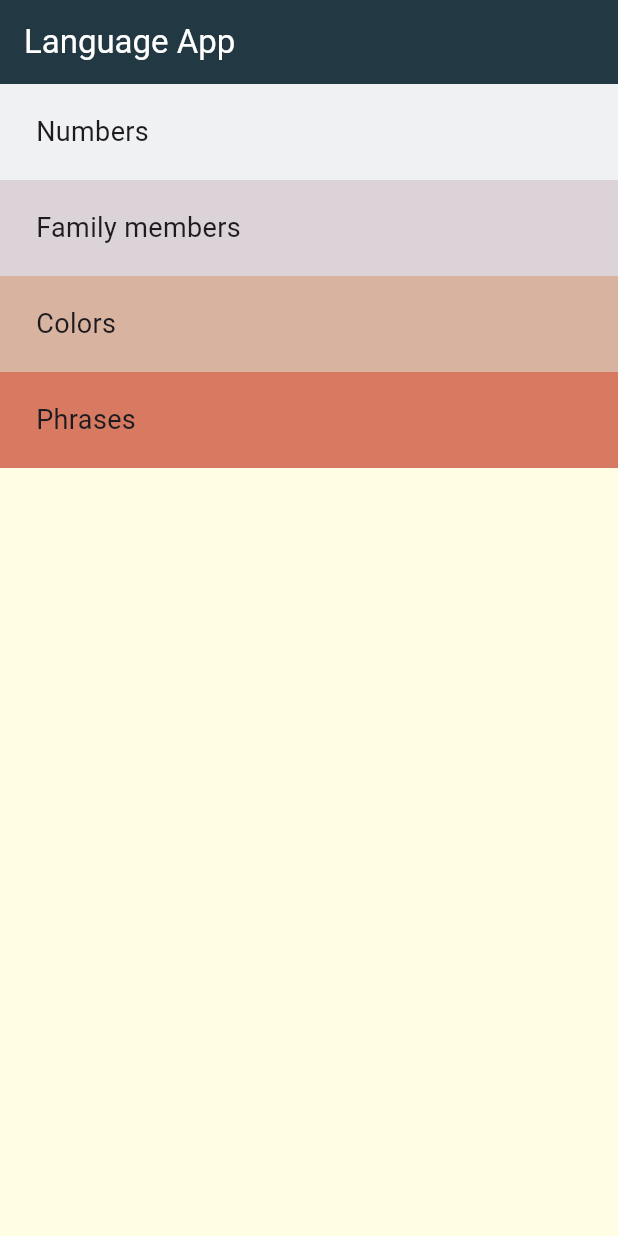
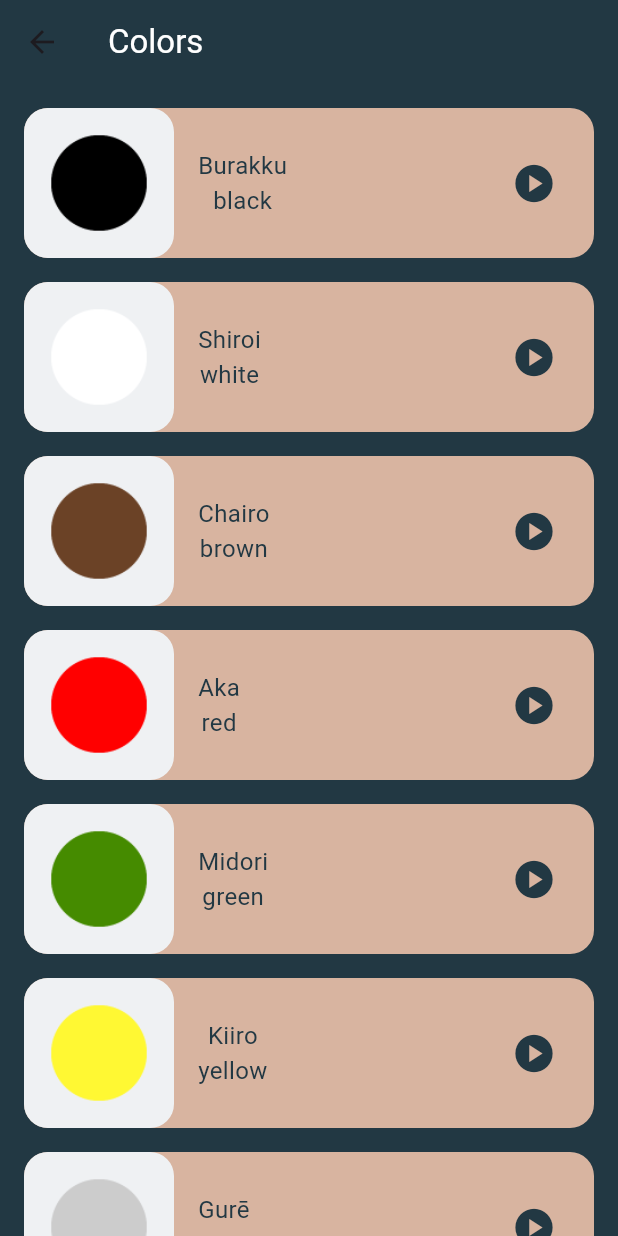
Before and after one commit to aymenG/toku-language-app, a Flutter app: the screen it shows after launch, after a tap on "Colors", on a phone screen of 412 x 824 dp. Run offline on Flutter 3.47's test engine with Material 3 defaults, Android fonts, the phone set to English and light mode, and no system bars; our stand-ins replace audioplayers.

Commit message:
adjust home screen as grid view with icons

```diff
--- a/lib/components/category_item.dart
+++ b/lib/components/category_item.dart
@@ -1,9 +1,10 @@
 import 'package:flutter/material.dart';
 
 class CategoryItem extends StatelessWidget {
-  CategoryItem({super.key, this.text, this.color, this.onTap});
+  CategoryItem({super.key, this.text, this.color, this.icon, this.onTap});
   String? text;
   Color? color;
+  IconData? icon;
   Function()? onTap;
 
   @override
@@ -11,14 +12,27 @@ class CategoryItem extends StatelessWidget {
     return GestureDetector(
       onTap: onTap,
       child: Container(
-        padding: const EdgeInsets.only(left: 24),
-        alignment: Alignment.centerLeft,
-        height: 64,
-        width: double.infinity,
-        color: color,
-        child: Text(
-          '$text',
-          style: const TextStyle(fontSize: 18),
+        padding: const EdgeInsets.all(16),
+        //alignment: Alignment.center,
+        decoration: BoxDecoration(
+          borderRadius: BorderRadius.circular(16),
+          color: color,
+        ),
+        child: Column(
+          mainAxisAlignment: MainAxisAlignment.spaceEvenly,
+          children: [
+            Opacity(
+              opacity: 0.4,
+              child: Icon(
+                icon,
+                size: 80,
+              ),
+            ),
+            Text(
+              '$text',
+              style: const TextStyle(fontSize: 20),
+            ),
+          ],
         ),
       ),
     );
--- /dev/null
+++ b/lib/screens/colors_page.dart
@@ -0,0 +1,83 @@
+import 'package:flutter/material.dart';
+import 'package:toku_app/components/item.dart';
+
+import '../models/item_model.dart';
+
+class ColorsPage extends StatelessWidget {
+  const ColorsPage({super.key});
+  final List<ItemModel> colors = const [
+    ItemModel(
+        image: 'assets/images/colors/color_black.png',
+        jpName: 'Burakku',
+        enName: 'black',
+        sound: 'sounds/colors/black.wav'),
+    ItemModel(
+        image: 'assets/images/colors/color_white.png',
+        jpName: 'Shiroi',
+        enName: 'white',
+        sound: 'sounds/colors/white.wav'),
+    ItemModel(
+        image: 'assets/images/colors/color_brown.png',
+        jpName: 'Chairo',
+        enName: 'brown',
+        sound: 'sounds/colors/brown.wav'),
+    ItemModel(
+        image: 'assets/images/colors/color_red.png',
+        jpName: 'Aka',
+        enName: 'red',
+        sound: 'sounds/colors/red.wav'),
+    ItemModel(
+        image: 'assets/images/colors/color_green.png',
+        jpName: 'Midori',
+        enName: 'green',
+        sound: 'sounds/colors/green.wav'),
+    ItemModel(
+        image: 'assets/images/colors/yellow.png',
+        jpName: 'Kiiro',
+        enName: 'yellow',
+        sound: 'sounds/colors/yellow.wav'),
+    ItemModel(
+        image: 'assets/images/colors/color_gray.png',
+        jpName: 'Gurē',
+        enName: 'gray',
+        sound: 'sounds/colors/gray.wav'),
+    ItemModel(
+        image: 'assets/images/colors/color_dusty_yellow.png',
+        jpName: 'Hokori ppoi kiiro',
+        enName: 'dusty yellow',
+        sound: 'sounds/colors/dusty_yellow.wav'),
+    ItemModel(
+        image: 'assets/images/colors/yellow.png',
+        jpName: 'Musuko',
+        enName: 'son',
+        sound: 'sounds/colors/red.wav'),
+    ItemModel(
+        image: 'assets/images/colors/color_brown.png',
+        jpName: 'Musume',
+        enName: 'daughter',
+        sound: 'sounds/colors/brown.wav')
+  ];
+
+  @override
+  Widget build(BuildContext context) {
+    return Scaffold(
+      backgroundColor: const Color(0xFF223843),
+      appBar: AppBar(
+        title: const Text(
+          'Colors',
+          style: TextStyle(color: Colors.white),
+        ),
+        backgroundColor: const Color(0xFF223843),
+      ),
+      body: ListView.builder(
+        itemCount: colors.length,
+        itemBuilder: (context, index) {
+          return Item(
+            itemObj: colors[index],
+            color: const Color(0xFFD8B4A0),
+          );
+        },
+      ),
+    );
+  }
+}
--- a/lib/screens/home_page.dart
+++ b/lib/screens/home_page.dart
@@ -3,6 +3,7 @@ import 'package:toku_app/screens/family_members_page.dart';
 import 'package:toku_app/screens/numbers_page.dart';
 
 import '../components/category_item.dart';
+import 'colors_page.dart';
 
 class HomePage extends StatelessWidget {
   const HomePage({super.key});
@@ -18,11 +19,19 @@ class HomePage extends StatelessWidget {
         ),
         backgroundColor: const Color(0xFF223843),
       ),
-      body: Column(
+      body: Container(
+        margin: const EdgeInsets.symmetric(vertical: 150),
+        alignment: Alignment.center,
+        child: GridView.count(
+          padding: const EdgeInsets.symmetric(horizontal: 16),
+          mainAxisSpacing: 16,
+          crossAxisSpacing: 16,
+          crossAxisCount: 2,
           children: [
             CategoryItem(
               text: 'Numbers',
               color: const Color(0xFFEFF1F3),
+              icon: Icons.calculate,
               onTap: () {
                 Navigator.push(context, MaterialPageRoute(builder: (context) {
                   return const NumbersPage();
@@ -32,6 +41,7 @@ class HomePage extends StatelessWidget {
             CategoryItem(
               text: 'Family members',
               color: const Color(0xFFDBD3D8),
+              icon: Icons.family_restroom,
               onTap: () {
                 Navigator.push(context, MaterialPageRoute(builder: (context) {
                   return const FamilyMembersPage();
@@ -41,14 +51,21 @@ class HomePage extends StatelessWidget {
             CategoryItem(
               text: 'Colors',
               color: const Color(0xFFD8B4A0),
-            onTap: () {},
+              icon: Icons.color_lens,
+              onTap: () {
+                Navigator.push(context, MaterialPageRoute(builder: (context) {
+                  return const ColorsPage();
+                }));
+              },
             ),
             CategoryItem(
+              icon: Icons.abc,
               text: 'Phrases',
               color: const Color(0xFFD77A61),
               onTap: () {},
+            )
+          ],
         ),
-        ],
       ),
     );
   }
--- a/pubspec.yaml
+++ b/pubspec.yaml
@@ -24,3 +24,4 @@ flutter:
     - assets/images/family_members/
     - assets/sounds/numbers/
     - assets/sounds/family_members/
+    - assets/sounds/colors/
```
Also changed, not shown: lib/main.dart (line endings or trailing spaces), 2 other files. Lines whose indentation alone changed are shown as unchanged.
